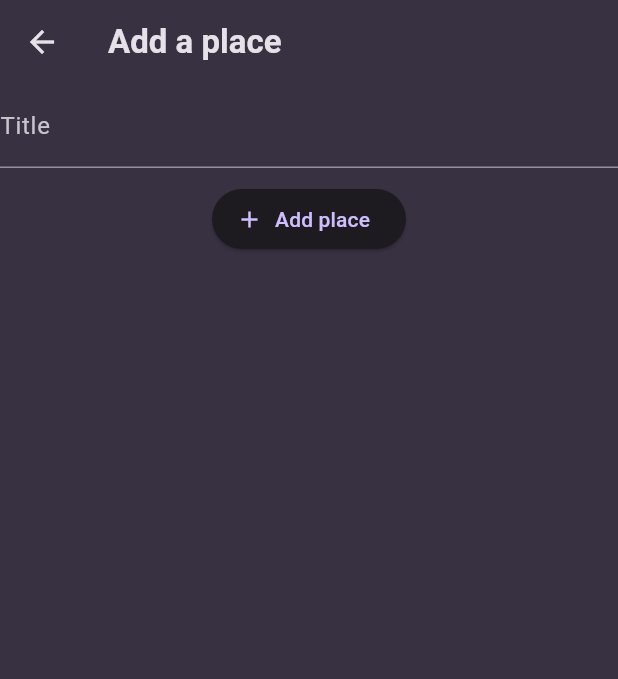
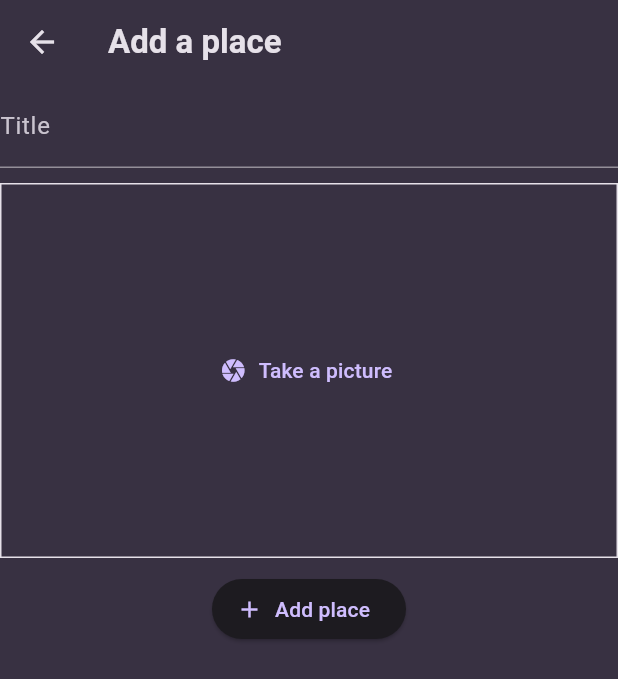
Before and after one commit to gostlite/favourite_places, a Flutter app: the screen it shows after launch, after a tap on the "add" icon, on a phone screen of 412 x 824 dp. Shown: the top 679 px of the screen. Run offline on Flutter 3.47's test engine with Material 3 defaults, Android fonts, the phone set to English and light mode, and no system bars; our stand-ins replace flutter_riverpod, google_fonts, image_picker.

Commit message:
adding the image picke to take images and use them

```diff
--- /dev/null
+++ b/lib/components/image_input.dart
@@ -0,0 +1,59 @@
+import 'dart:io';
+import 'dart:math';
+
+import 'package:flutter/material.dart';
+import 'package:image_picker/image_picker.dart';
+
+class ImageInput extends StatefulWidget {
+  const ImageInput({required this.pickedImage, super.key});
+  final void Function(File? image) pickedImage;
+  @override
+  State<ImageInput> createState() {
+    return ImageInputState();
+  }
+}
+
+class ImageInputState extends State<ImageInput> {
+  File? _selectedImage;
+  void _takePicture() async {
+    final imagePicker = ImagePicker();
+    final pickedImage =
+        await imagePicker.pickImage(source: ImageSource.camera, maxWidth: 600);
+    if (pickedImage == null) {
+      return;
+    }
+    setState(() {
+      _selectedImage = File(pickedImage.path);
+    });
+    widget.pickedImage(_selectedImage!);
+  }
+
+  @override
+  Widget build(BuildContext context) {
+    Widget content = TextButton.icon(
+      onPressed: _takePicture,
+      label: const Text("Take a picture"),
+      icon: const Icon(Icons.camera),
+    );
+    if (_selectedImage != null) {
+      content = GestureDetector(
+        onTap: _takePicture,
+        child: Image.file(
+          _selectedImage!,
+          height: double.infinity,
+          width: double.infinity,
+          fit: BoxFit.cover,
+        ),
+      );
+    }
+    return Container(
+        height: 250,
+        width: double.infinity,
+        alignment: Alignment.center,
+        decoration: BoxDecoration(
+          border: Border.all(
+              width: 1, color: Theme.of(context).colorScheme.onSurface),
+        ),
+        child: content);
+  }
+}
--- a/lib/components/place_tile.dart
+++ b/lib/components/place_tile.dart
@@ -7,6 +7,10 @@ class PlaceTile extends StatelessWidget {
   @override
   Widget build(BuildContext context) {
     return ListTile(
+      leading: CircleAvatar(
+        backgroundImage: FileImage(place.image),
+        radius: 25,
+      ),
       title: Text(place.title,
           style: Theme.of(context)
               .textTheme
--- a/lib/components/places.dart
+++ b/lib/components/places.dart
@@ -19,7 +19,9 @@ class Places extends StatelessWidget {
                   .copyWith(color: Theme.of(context).colorScheme.onSurface),
             ),
           )
-        : ListView.builder(
+        : Padding(
+            padding: const EdgeInsets.all(8.0),
+            child: ListView.builder(
                 itemCount: places.length,
                 itemBuilder: (context, index) {
                   final place = places[index];
@@ -34,6 +36,7 @@ class Places extends StatelessWidget {
                         );
                       },
                       child: PlaceTile(place: place));
-            });
+                }),
+          );
   }
 }
--- a/lib/provider/place_provider.dart
+++ b/lib/provider/place_provider.dart
@@ -1,10 +1,12 @@
+import 'dart:io';
+
 import 'package:favourite_places/models/place.dart';
 import 'package:flutter_riverpod/flutter_riverpod.dart';
 
 class PlaceNotifier extends StateNotifier<List<Place>> {
   PlaceNotifier() : super([]);
-  void addNewPlace(String title) {
-    final newPlace = Place(title: title);
+  void addNewPlace(String title, File image) {
+    final newPlace = Place(title: title, image: image);
     state = [...state, newPlace];
   }
 }
--- a/lib/screens/new_place.dart
+++ b/lib/screens/new_place.dart
@@ -1,6 +1,7 @@
-import 'package:favourite_places/models/place.dart';
+import 'dart:io';
+
+import 'package:favourite_places/components/image_input.dart';
 import 'package:favourite_places/provider/place_provider.dart';
-import 'package:favourite_places/screens/home.dart';
 import 'package:flutter/material.dart';
 import 'package:flutter_riverpod/flutter_riverpod.dart';
 
@@ -13,6 +14,7 @@ class NewPlace extends ConsumerStatefulWidget {
 
 class _NewPlaceState extends ConsumerState<NewPlace> {
   final TextEditingController _place = TextEditingController();
+  File? _pickedImage;
 
   @override
   void dispose() {
@@ -26,7 +28,8 @@ class _NewPlaceState extends ConsumerState<NewPlace> {
       appBar: AppBar(
         title: const Text("Add a place"),
       ),
-      body: Column(
+      body: SingleChildScrollView(
+        child: Column(
           children: [
             TextField(
               decoration: const InputDecoration(label: Text("Title")),
@@ -36,12 +39,22 @@ class _NewPlaceState extends ConsumerState<NewPlace> {
             const SizedBox(
               height: 10,
             ),
+            ImageInput(
+              pickedImage: (image) {
+                _pickedImage = image!;
+              },
+            ),
+            const SizedBox(
+              height: 10,
+            ),
             ElevatedButton.icon(
               onPressed: () {
-              if (_place.text.isEmpty) {
+                if (_place.text.isEmpty || _pickedImage == null) {
                   return;
                 }
-              ref.read(placeProvider.notifier).addNewPlace(_place.text);
+                ref
+                    .read(placeProvider.notifier)
+                    .addNewPlace(_place.text, _pickedImage!);
                 Navigator.pop(context);
               },
               label: const Text("Add place"),
@@ -49,6 +62,7 @@ class _NewPlaceState extends ConsumerState<NewPlace> {
             ),
           ],
         ),
+      ),
     );
   }
 }
--- a/pubspec.yaml
+++ b/pubspec.yaml
@@ -38,6 +38,7 @@ dependencies:
   google_fonts: ^6.2.1
   flutter_riverpod: ^2.5.1
   uuid: ^4.5.1
+  image_picker: ^1.1.2
 
 dev_dependencies:
   flutter_test:
```
Also changed, not shown: lib/models/place.dart (+4 -4 lines), lib/screens/places_details_screen.dart (+13 -5 lines), pubspec.lock, 6 other files. Lines whose indentation alone changed are shown as unchanged.
